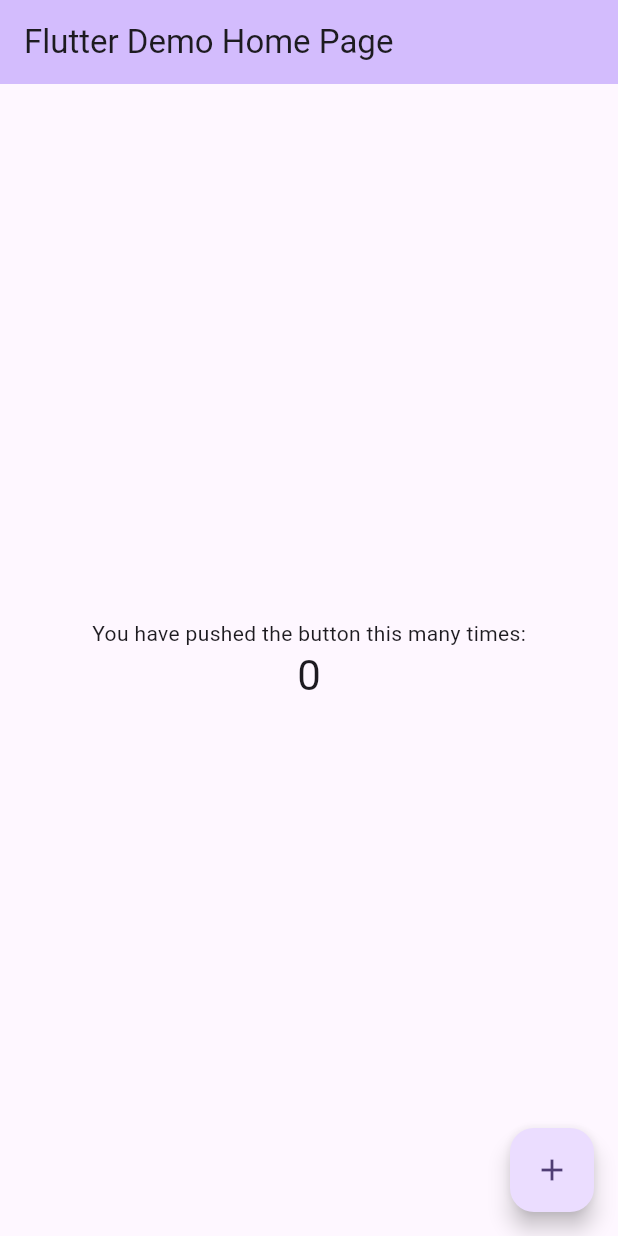
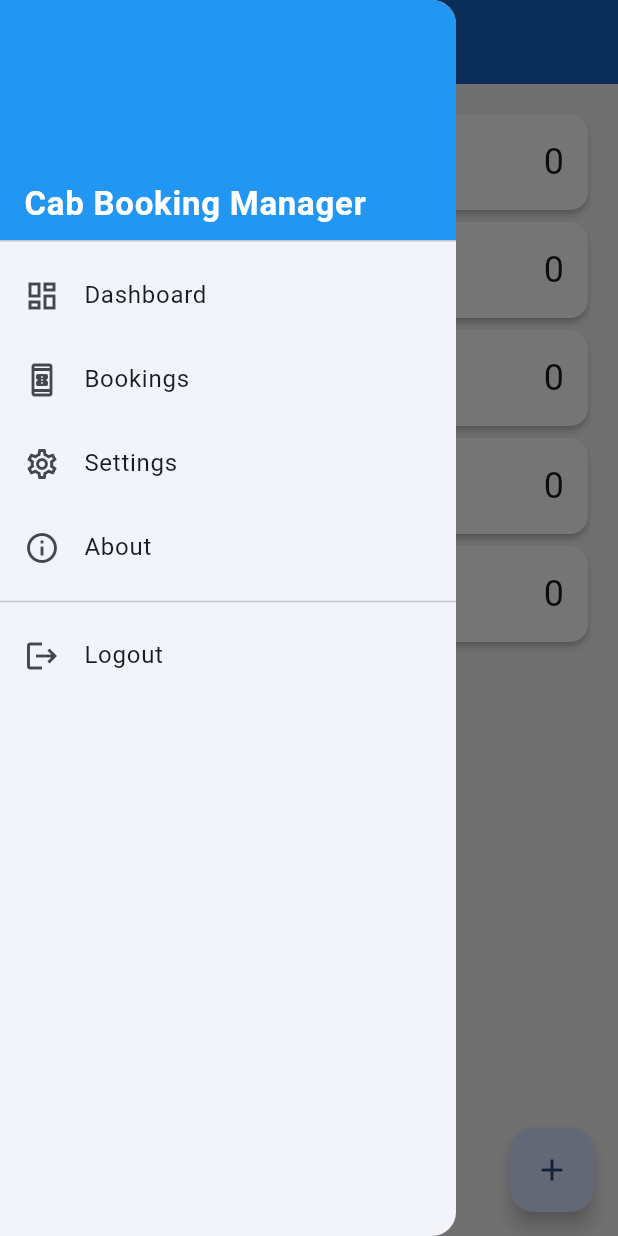
Before and after one commit to Nagendrahebbar0/cab_booking, a Flutter app: the screen it shows after launch, with the side drawer open (before the commit the screen has no drawer), on a phone screen of 412 x 824 dp. Run offline on Flutter 3.47's test engine with Material 3 defaults, Android fonts, the phone set to English and light mode, and no system bars.

Commit message:
Module 1.1 - Project Foundation

```diff
--- /dev/null
+++ b/lib/app/app.dart
@@ -0,0 +1,36 @@
+// *****************************************************************************
+// File        : app.dart
+// Project     : Cab Booking Manager
+// Description :
+// Root application widget.
+//
+// Responsibilities:
+// • Configure the MaterialApp.
+// • Apply the application theme.
+// • Configure application title.
+// • Set the initial screen.
+//
+// Author      : H S Nagendra Hebbar
+// Created     : 2026
+// *****************************************************************************
+
+import 'package:flutter/material.dart';
+
+import 'app_theme.dart';
+import '../features/dashboard/dashboard_screen.dart';
+
+/// Root widget of the Cab Booking Manager application.
+class CabBookingManagerApp extends StatelessWidget {
+  /// Creates the root application widget.
+  const CabBookingManagerApp({super.key});
+
+  @override
+  Widget build(BuildContext context) {
+    return MaterialApp(
+      title: 'Cab Booking Manager',
+      debugShowCheckedModeBanner: false,
+      theme: AppTheme.lightTheme,
+      home: const DashboardScreen(),
+    );
+  }
+}
--- /dev/null
+++ b/lib/app/app_theme.dart
@@ -0,0 +1,66 @@
+// *****************************************************************************
+// File        : app_theme.dart
+// Project     : Cab Booking Manager
+// Description :
+// Defines the application's Material 3 theme.
+// *****************************************************************************
+
+import 'package:flutter/material.dart';
+
+import '../core/constants/app_colors.dart';
+import '../core/constants/app_sizes.dart';
+
+/// Application theme configuration.
+final class AppTheme {
+  AppTheme._();
+
+  /// Light theme used throughout the application.
+  static ThemeData get lightTheme {
+    return ThemeData(
+      useMaterial3: true,
+
+      colorScheme: ColorScheme.fromSeed(
+        seedColor: AppColors.primary,
+        brightness: Brightness.light,
+      ),
+
+      scaffoldBackgroundColor: AppColors.background,
+
+      appBarTheme: const AppBarTheme(
+        centerTitle: true,
+        backgroundColor: AppColors.primary,
+        foregroundColor: AppColors.white,
+        elevation: 0,
+      ),
+
+      cardTheme: CardThemeData(
+        color: AppColors.surface,
+        elevation: 2,
+        shape: RoundedRectangleBorder(
+          borderRadius:
+          BorderRadius.circular(AppSizes.radiusMedium),
+        ),
+      ),
+
+      elevatedButtonTheme: ElevatedButtonThemeData(
+        style: ElevatedButton.styleFrom(
+          minimumSize:
+          const Size(double.infinity, AppSizes.buttonHeight),
+          shape: RoundedRectangleBorder(
+            borderRadius:
+            BorderRadius.circular(AppSizes.radiusMedium),
+          ),
+        ),
+      ),
+
+      inputDecorationTheme: InputDecorationTheme(
+        filled: true,
+        fillColor: AppColors.white,
+        border: OutlineInputBorder(
+          borderRadius:
+          BorderRadius.circular(AppSizes.radiusMedium),
+        ),
+      ),
+    );
+  }
+}
--- /dev/null
+++ b/lib/core/constants/app_colors.dart
@@ -0,0 +1,57 @@
+// *****************************************************************************
+// File        : app_colors.dart
+// Project     : Cab Booking Manager
+// Description :
+// Centralized application color definitions.
+//
+// Author      : H S Nagendra Hebbar & OpenAI ChatGPT
+// *****************************************************************************
+
+import 'package:flutter/material.dart';
+
+/// Centralized application color definitions.
+///
+/// Do not use hardcoded colors anywhere in the project.
+final class AppColors {
+  AppColors._();
+
+  // ---------------------------------------------------------------------------
+  // Brand Colors
+  // ---------------------------------------------------------------------------
+
+  static const Color primary = Color(0xFF1565C0);
+  static const Color secondary = Color(0xFF42A5F5);
+
+  // ---------------------------------------------------------------------------
+  // Background Colors
+  // ---------------------------------------------------------------------------
+
+  static const Color background = Color(0xFFF5F5F5);
+
+  /// Default surface/card color.
+  static const Color surface = Colors.white;
+
+  // ---------------------------------------------------------------------------
+  // Status Colors
+  // ---------------------------------------------------------------------------
+
+  static const Color confirmed = Color(0xFF2E7D32);
+  static const Color completed = Color(0xFF1565C0);
+  static const Color cancelled = Color(0xFFC62828);
+
+  // ---------------------------------------------------------------------------
+  // Text Colors
+  // ---------------------------------------------------------------------------
+
+  static const Color textPrimary = Color(0xFF212121);
+  static const Color textSecondary = Color(0xFF757575);
+
+  // ---------------------------------------------------------------------------
+  // Utility Colors
+  // ---------------------------------------------------------------------------
+
+  static const Color white = Colors.white;
+  static const Color black = Colors.black;
+  static const Color transparent = Colors.transparent;
+  static const Color divider = Color(0xFFE0E0E0);
+}
--- /dev/null
+++ b/lib/core/constants/app_sizes.dart
@@ -0,0 +1,36 @@
+// *****************************************************************************
+// File        : app_sizes.dart
+// Project     : Cab Booking Manager
+// Description :
+// Centralized spacing, radius and sizing constants.
+//
+// Author      : H S Nagendra Hebbar & OpenAI ChatGPT
+// *****************************************************************************
+
+/// Centralized UI sizing constants.
+final class AppSizes {
+  AppSizes._();
+
+  // Padding & Margin
+  static const double xs = 4.0;
+  static const double sm = 8.0;
+  static const double md = 16.0;
+  static const double lg = 24.0;
+  static const double xl = 32.0;
+
+  // Border Radius
+  static const double radiusSmall = 8.0;
+  static const double radiusMedium = 12.0;
+  static const double radiusLarge = 16.0;
+
+  // Icon Sizes
+  static const double iconSmall = 18.0;
+  static const double iconMedium = 24.0;
+  static const double iconLarge = 32.0;
+
+  // Button
+  static const double buttonHeight = 48.0;
+
+  // AppBar
+  static const double appBarElevation = 0.0;
+}
--- /dev/null
+++ b/lib/core/constants/app_strings.dart
@@ -0,0 +1,42 @@
+// *****************************************************************************
+// File        : app_strings.dart
+// Project     : Cab Booking Manager
+// Description :
+// Centralized application strings.
+//
+// Author      : H S Nagendra Hebbar & OpenAI ChatGPT
+// *****************************************************************************
+
+/// Centralized application strings.
+///
+/// Do not hardcode user-visible text in widgets.
+final class AppStrings {
+  AppStrings._();
+
+  // Application
+  static const String appName = 'Cab Booking Manager';
+  static const String appVersion = '1.0.0';
+
+  // Drawer
+  static const String dashboard = 'Dashboard';
+  static const String bookings = 'Bookings';
+  static const String settings = 'Settings';
+  static const String about = 'About';
+  static const String logout = 'Logout';
+
+  // Dashboard
+  static const String totalBookings = 'Total Bookings';
+  static const String confirmed = 'Confirmed';
+  static const String completed = 'Completed';
+  static const String cancelled = 'Cancelled';
+  static const String todaysBookings = "Today's Bookings";
+
+  // Common
+  static const String save = 'Save';
+  static const String cancel = 'Cancel';
+  static const String delete = 'Delete';
+  static const String edit = 'Edit';
+  static const String search = 'Search';
+  static const String yes = 'Yes';
+  static const String no = 'No';
+}
--- /dev/null
+++ b/lib/features/dashboard/dashboard_screen.dart
@@ -0,0 +1,82 @@
+// *****************************************************************************
+// File        : dashboard_screen.dart
+// Project     : Cab Booking Manager
+// Description :
+// Dashboard screen displayed when the application starts.
+// *****************************************************************************
+
+import 'package:flutter/material.dart';
+
+import '../../core/constants/app_sizes.dart';
+import '../../core/constants/app_strings.dart';
+import '../../shared/drawer/app_drawer.dart';
+
+/// Dashboard screen.
+class DashboardScreen extends StatelessWidget {
+  /// Creates the dashboard screen.
+  const DashboardScreen({super.key});
+
+  Widget _buildStatCard(
+      BuildContext context,
+      String title,
+      ) {
+    return Card(
+      child: Padding(
+        padding: const EdgeInsets.all(AppSizes.md),
+        child: Row(
+          children: [
+            Expanded(
+              child: Text(
+                title,
+                style: Theme.of(context).textTheme.titleMedium,
+              ),
+            ),
+            Text(
+              '0',
+              style: Theme.of(context).textTheme.headlineSmall,
+            ),
+          ],
+        ),
+      ),
+    );
+  }
+
+  @override
+  Widget build(BuildContext context) {
+    return Scaffold(
+      drawer: const AppDrawer(),
+      appBar: AppBar(
+        title: const Text(AppStrings.dashboard),
+      ),
+      body: ListView(
+        padding: const EdgeInsets.all(AppSizes.md),
+        children: [
+          _buildStatCard(
+            context,
+            AppStrings.totalBookings,
+          ),
+          _buildStatCard(
+            context,
+            AppStrings.confirmed,
+          ),
+          _buildStatCard(
+            context,
+            AppStrings.completed,
+          ),
+          _buildStatCard(
+            context,
+            AppStrings.cancelled,
+          ),
+          _buildStatCard(
+            context,
+            AppStrings.todaysBookings,
+          ),
+        ],
+      ),
+      floatingActionButton: FloatingActionButton(
+        onPressed: () {},
+        child: const Icon(Icons.add),
+      ),
+    );
+  }
+}
--- a/lib/main.dart
+++ b/lib/main.dart
@@ -1,122 +1,21 @@
+// *****************************************************************************
+// File        : main.dart
+// Project     : Cab Booking Manager
+// Description :
+// Entry point of the Cab Booking Manager application.
+// Initializes Flutter bindings and launches the root application.
+//
+// Author      : H S Nagendra Hebbar
+// Created     : 2026
+// *****************************************************************************
+
 import 'package:flutter/material.dart';
 
-void main() {
-  runApp(const MyApp());
+import 'app/app.dart';
+
+/// Entry point of the application.
+Future<void> main() async {
+  WidgetsFlutterBinding.ensureInitialized();
+
+  runApp(const CabBookingManagerApp());
 }
-
-class MyApp extends StatelessWidget {
-  const MyApp({super.key});
-
-  // This widget is the root of your application.
-  @override
-  Widget build(BuildContext context) {
-    return MaterialApp(
-      title: 'Flutter Demo',
-      theme: ThemeData(
-        // This is the theme of your application.
-        //
-        // TRY THIS: Try running your application with "flutter run". You'll see
-        // the application has a purple toolbar. Then, without quitting the app,
-        // try changing the seedColor in the colorScheme below to Colors.green
-        // and then invoke "hot reload" (save your changes or press the "hot
-        // reload" button in a Flutter-supported IDE, or press "r" if you used
-        // the command line to start the app).
-        //
-        // Notice that the counter didn't reset back to zero; the application
-        // state is not lost during the reload. To reset the state, use hot
-        // restart instead.
-        //
-        // This works for code too, not just values: Most code changes can be
-        // tested with just a hot reload.
-        colorScheme: .fromSeed(seedColor: Colors.deepPurple),
-      ),
-      home: const MyHomePage(title: 'Flutter Demo Home Page'),
-    );
-  }
-}
-
-class MyHomePage extends StatefulWidget {
-  const MyHomePage({super.key, required this.title});
-
-  // This widget is the home page of your application. It is stateful, meaning
-  // that it has a State object (defined below) that contains fields that affect
-  // how it looks.
-
-  // This class is the configuration for the state. It holds the values (in this
-  // case the title) provided by the parent (in this case the App widget) and
-  // used by the build method of the State. Fields in a Widget subclass are
-  // always marked "final".
-
-  final String title;
-
-  @override
-  State<MyHomePage> createState() => _MyHomePageState();
-}
-
-class _MyHomePageState extends State<MyHomePage> {
-  int _counter = 0;
-
-  void _incrementCounter() {
-    setState(() {
-      // This call to setState tells the Flutter framework that something has
-      // changed in this State, which causes it to rerun the build method below
-      // so that the display can reflect the updated values. If we changed
-      // _counter without calling setState(), then the build method would not be
-      // called again, and so nothing would appear to happen.
-      _counter++;
-    });
-  }
-
-  @override
-  Widget build(BuildContext context) {
-    // This method is rerun every time setState is called, for instance as done
-    // by the _incrementCounter method above.
-    //
-    // The Flutter framework has been optimized to make rerunning build methods
-    // fast, so that you can just rebuild anything that needs updating rather
-    // than having to individually change instances of widgets.
-    return Scaffold(
-      appBar: AppBar(
-        // TRY THIS: Try changing the color here to a specific color (to
-        // Colors.amber, perhaps?) and trigger a hot reload to see the AppBar
-        // change color while the other colors stay the same.
-        backgroundColor: Theme.of(context).colorScheme.inversePrimary,
-        // Here we take the value from the MyHomePage object that was created by
-        // the App.build method, and use it to set our appbar title.
-        title: Text(widget.title),
-      ),
-      body: Center(
-        // Center is a layout widget. It takes a single child and positions it
-        // in the middle of the parent.
-        child: Column(
-          // Column is also a layout widget. It takes a list of children and
-          // arranges them vertically. By default, it sizes itself to fit its
-          // children horizontally, and tries to be as tall as its parent.
-          //
-          // Column has various properties to control how it sizes itself and
-          // how it positions its children. Here we use mainAxisAlignment to
-          // center the children vertically; the main axis here is the vertical
-          // axis because Columns are vertical (the cross axis would be
-          // horizontal).
-          //
-          // TRY THIS: Invoke "debug painting" (choose the "Toggle Debug Paint"
-          // action in the IDE, or press "p" in the console), to see the
-          // wireframe for each widget.
-          mainAxisAlignment: .center,
-          children: [
-            const Text('You have pushed the button this many times:'),
-            Text(
-              '$_counter',
-              style: Theme.of(context).textTheme.headlineMedium,
-            ),
-          ],
-        ),
-      ),
-      floatingActionButton: FloatingActionButton(
-        onPressed: _incrementCounter,
-        tooltip: 'Increment',
-        child: const Icon(Icons.add),
-      ),
-    );
-  }
-}
--- /dev/null
+++ b/lib/shared/drawer/app_drawer.dart
@@ -0,0 +1,64 @@
+// *****************************************************************************
+// File        : app_drawer.dart
+// Project     : Cab Booking Manager
+// Description :
+// Application navigation drawer.
+// *****************************************************************************
+
+import 'package:flutter/material.dart';
+
+import '../../core/constants/app_strings.dart';
+
+/// Common navigation drawer.
+class AppDrawer extends StatelessWidget {
+  /// Creates the application drawer.
+  const AppDrawer({super.key});
+
+  @override
+  Widget build(BuildContext context) {
+    return Drawer(
+      child: ListView(
+        padding: EdgeInsets.zero,
+        children: [
+          DrawerHeader(
+            decoration: const BoxDecoration(
+              color: Colors.blue,
+            ),
+            child: Align(
+              alignment: Alignment.bottomLeft,
+              child: Text(
+                AppStrings.appName,
+                style: const TextStyle(
+                  color: Colors.white,
+                  fontSize: 22,
+                  fontWeight: FontWeight.bold,
+                ),
+              ),
+            ),
+          ),
+          const ListTile(
+            leading: Icon(Icons.dashboard_outlined),
+            title: Text(AppStrings.dashboard),
+          ),
+          const ListTile(
+            leading: Icon(Icons.book_online_outlined),
+            title: Text(AppStrings.bookings),
+          ),
+          const ListTile(
+            leading: Icon(Icons.settings_outlined),
+            title: Text(AppStrings.settings),
+          ),
+          const ListTile(
+            leading: Icon(Icons.info_outline),
+            title: Text(AppStrings.about),
+          ),
+          const Divider(),
+          const ListTile(
+            leading: Icon(Icons.logout),
+            title: Text(AppStrings.logout),
+          ),
+        ],
+      ),
+    );
+  }
+}
```
Also changed, not shown: 1 other file.
